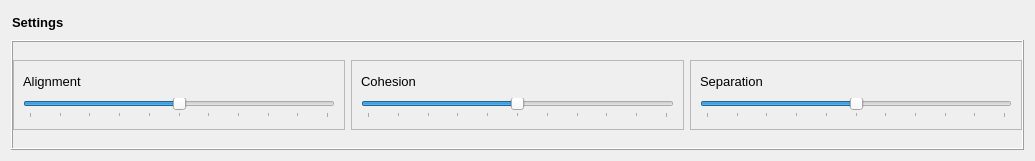
The window that ui/Settings.ui (kpdudek/Boids) describes before a commit, drawn with Qt 5.
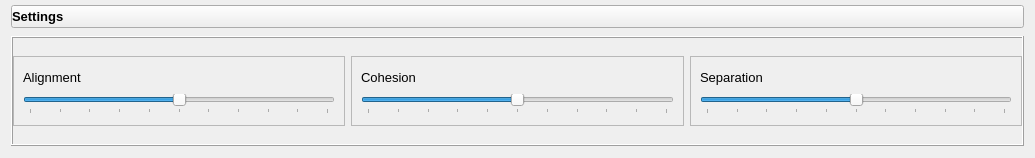
The same window after the commit. Icons and pictures are not drawn.

Commit message: Settings button now checkable

```diff
--- a/ui/Settings.ui
+++ b/ui/Settings.ui
@@ -32,6 +32,12 @@
    <string>Form</string>
   </property>
   <layout class="QGridLayout" name="gridLayout">
+   <property name="topMargin">
+    <number>3</number>
+   </property>
+   <property name="bottomMargin">
+    <number>9</number>
+   </property>
    <item row="1" column="1">
     <widget class="QFrame" name="settings_frame">
      <property name="minimumSize">
@@ -275,9 +281,12 @@
       <iconset>
        <normaloff>icons/expand_down.png</normaloff>icons/expand_down.png</iconset>
      </property>
-     <property name="flat">
+     <property name="checkable">
       <bool>true</bool>
      </property>
+     <property name="flat">
+      <bool>false</bool>
+     </property>
     </widget>
    </item>
   </layout>
```
The commit also changes 4 other files.
